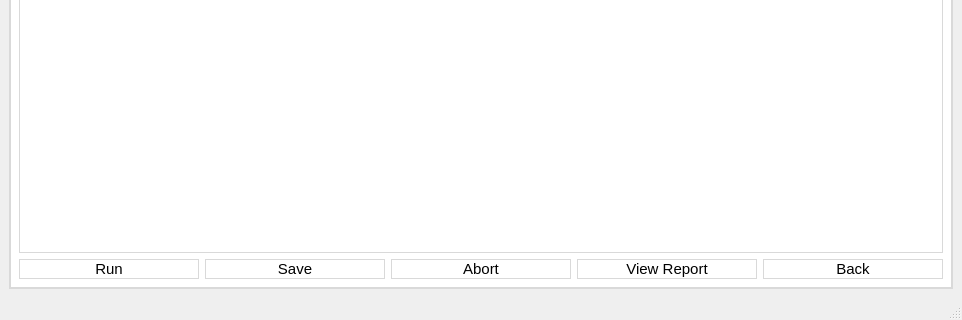
zubair-appdev/SolarACHT_2, file mainwindow.ui: the form before one commit; both pictures show x 0 to 962 and y 364 to 684 of the 962 by 684 pixel window.
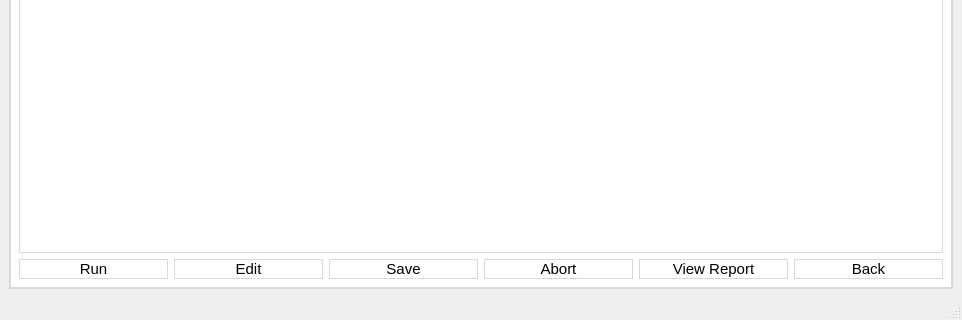
The form after the commit. The open tabs and pages were chosen to show the change. Icons and pictures are not drawn. Custom widgets are drawn as their Qt base class.

Commit message: Calibration to two wire mapping completed.

The edit to the form file:
```diff
--- a/mainwindow.ui
+++ b/mainwindow.ui
@@ -5840,6 +5840,18 @@
             </property>
            </widget>
           </item>
+          <item>
+           <widget class="QPushButton" name="pushButton_editCalibration">
+            <property name="font">
+             <font>
+              <pointsize>11</pointsize>
+             </font>
+            </property>
+            <property name="text">
+             <string>Edit</string>
+            </property>
+           </widget>
+          </item>
           <item>
            <widget class="QPushButton" name="pushButton_calibrationSave">
             <property name="font">
@@ -5908,6 +5920,13 @@
   </widget>
   <widget class="QStatusBar" name="statusbar"/>
  </widget>
+ <customwidgets>
+  <customwidget>
+   <class>CalibrationTableView</class>
+   <extends>QTableView</extends>
+   <header>calibrationtableview.h</header>
+  </customwidget>
+ </customwidgets>
  <resources>
   <include location="images.qrc"/>
  </resources>
```
Left out of the diff: 4 changed lines with no effect on the pictures. The commit also changes 6 other files.
